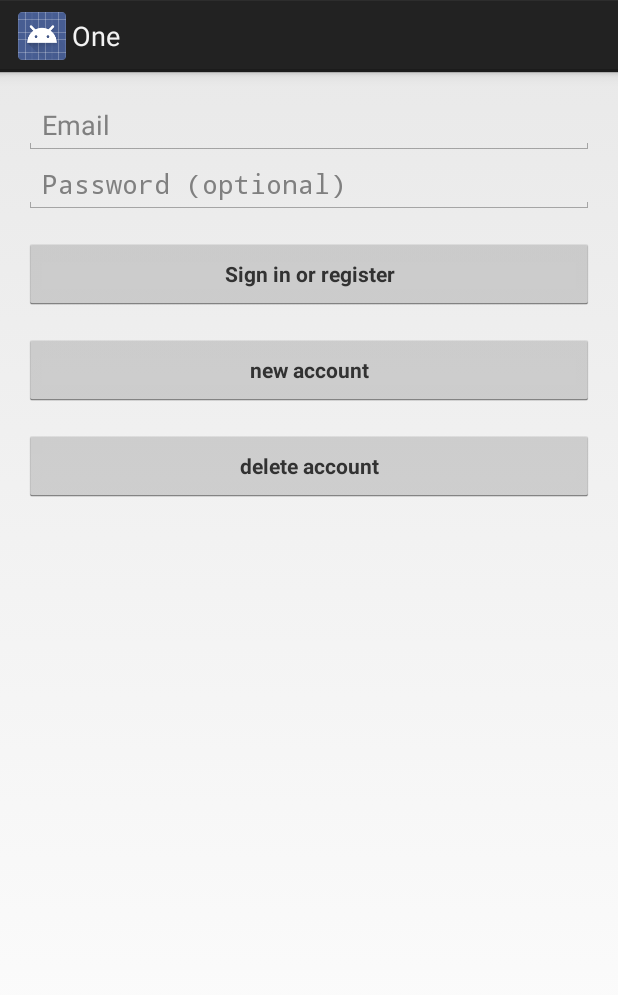
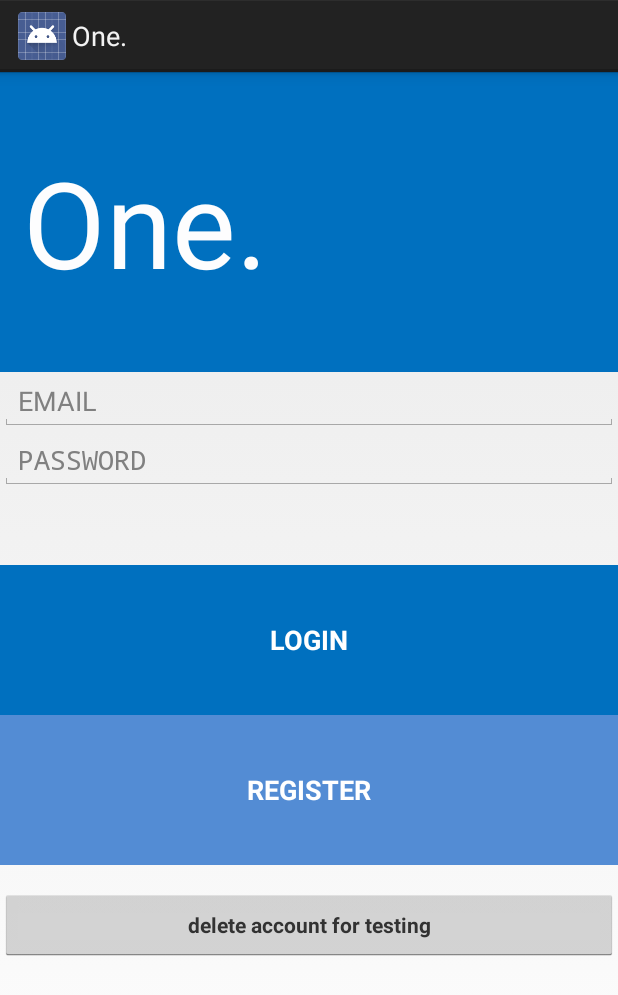
Before and after one commit to wjtran/One, an Android app: the screen it shows after launch (LoginActivity), on a phone screen of 412 x 824 dp. Shown: the top 995 px of the screen. Run offline under Robolectric (Android 15) with nearby library versions, the phone set to English and light mode, and no system bars; 2 statements that could not run were skipped.

Commit message:
UI updated

```diff
--- a/app/src/main/java/onecorporation/one/LoginActivity.java
+++ b/app/src/main/java/onecorporation/one/LoginActivity.java
@@ -79,7 +79,7 @@ public class LoginActivity extends Activity implements LoaderCallbacks<Cursor>{
             }
         });
 
-        Button mEmailSignInButton = (Button) findViewById(R.id.email_sign_in_button);
+        Button mEmailSignInButton = (Button) findViewById(R.id.login_button);
         mEmailSignInButton.setOnClickListener(new OnClickListener() {
             @Override
             public void onClick(View view) {
@@ -87,7 +87,7 @@ public class LoginActivity extends Activity implements LoaderCallbacks<Cursor>{
             }
         });
 
-        Button newAccountButton = (Button) findViewById(R.id.new_account_button);
+        Button newAccountButton = (Button) findViewById(R.id.register_button);
         newAccountButton.setOnClickListener(new OnClickListener() {
             @Override
             public void onClick(View view) {
@@ -95,7 +95,16 @@ public class LoginActivity extends Activity implements LoaderCallbacks<Cursor>{
             }
         });
 
-        mLoginFormView = findViewById(R.id.login_form);
+        Button deleteButton = (Button) findViewById(R.id.delete_account);
+        deleteButton.setOnClickListener(new OnClickListener() {
+            @Override
+            public void onClick(View view) {
+                deleteAccount();
+            }
+        });
+
+
+        mLoginFormView = findViewById(R.id.email_login_form);
         mProgressView = findViewById(R.id.login_progress);
     }
 
@@ -191,9 +200,9 @@ public class LoginActivity extends Activity implements LoaderCallbacks<Cursor>{
         boolean access = loginModel.delete(username);
 
         if (access) {
-            //TODO toast user
+            Toast.makeText(getApplicationContext(), "Deleting " + username + " successful!", Toast.LENGTH_SHORT).show();
         } else {
-            //TODO toast user
+            Toast.makeText(getApplicationContext(), "Error in deleting " + username, Toast.LENGTH_SHORT).show();
         }
     }
 
--- a/app/src/main/res/layout/activity_login.xml
+++ b/app/src/main/res/layout/activity_login.xml
@@ -1,13 +1,9 @@
 <LinearLayout xmlns:android="http://schemas.android.com/apk/res/android"
     xmlns:tools="http://schemas.android.com/tools"
-    android:layout_width="match_parent"
+    android:layout_width="fill_parent"
     android:layout_height="match_parent"
     android:gravity="center_horizontal"
     android:orientation="vertical"
-    android:paddingBottom="@dimen/activity_vertical_margin"
-    android:paddingLeft="@dimen/activity_horizontal_margin"
-    android:paddingRight="@dimen/activity_horizontal_margin"
-    android:paddingTop="@dimen/activity_vertical_margin"
     tools:context=".LoginActivity">
 
     <!-- Login progress -->
@@ -19,56 +15,73 @@
         android:layout_marginBottom="8dp"
         android:visibility="gone"/>
 
-    <ScrollView
-        android:id="@+id/login_form"
-        android:layout_width="match_parent"
-        android:layout_height="match_parent"
-        >
+    <LinearLayout
+        android:id="@+id/email_login_form"
+        android:layout_width="fill_parent"
+        android:layout_height="wrap_content"
+        android:orientation="vertical">
+
 
         <LinearLayout
-                android:id="@+id/email_login_form"
+            android:orientation="vertical"
             android:layout_width="match_parent"
-                android:layout_height="wrap_content"
-                android:orientation="vertical">
+            android:layout_height="match_parent">
+
+            <TextView
+                android:id="@+id/logo"
+                android:layout_width="match_parent"
+                android:layout_height="200dp"
+                android:gravity="center_vertical"
+                android:text="@string/app_name"
+                android:paddingLeft="15dp"
+                android:textColor="#fffdfdfe"
+                android:background="#ff0070bf"
+                android:textSize="80sp" />
+
+        </LinearLayout>
 
         <AutoCompleteTextView
             android:id="@+id/email"
             android:layout_width="match_parent"
             android:layout_height="wrap_content"
-                    android:hint="@string/prompt_email"
+            android:hint="@string/email"
             android:inputType="textEmailAddress"
             android:maxLines="1"
-                    android:singleLine="true"/>
+            android:singleLine="true" />
 
         <EditText
             android:id="@+id/password"
             android:layout_width="match_parent"
             android:layout_height="wrap_content"
-                    android:hint="@string/prompt_password"
+            android:hint="@string/password"
             android:imeActionId="@+id/login"
             android:imeActionLabel="@string/action_sign_in_short"
             android:imeOptions="actionUnspecified"
             android:inputType="textPassword"
             android:maxLines="1"
-                    android:singleLine="true"/>
+            android:singleLine="true" />
+
+        <Space
+            android:layout_width="fill_parent"
+            android:layout_height="50dp" />
 
         <Button
-                    android:id="@+id/email_sign_in_button"
-                    style="?android:textAppearanceSmall"
+            android:id="@+id/login_button"
             android:layout_width="match_parent"
-                    android:layout_height="wrap_content"
-                    android:layout_marginTop="16dp"
-                    android:text="@string/action_sign_in"
-                    android:textStyle="bold"/>
+            android:layout_height="100dp"
+            android:text="@string/login"
+            android:textStyle="bold"
+            android:background="#ff0070bf"
+            android:textColor="#ffffffff" />
 
         <Button
-                    android:id="@+id/new_account_button"
-                    style="?android:textAppearanceSmall"
+            android:id="@+id/register_button"
             android:layout_width="match_parent"
-                    android:layout_height="wrap_content"
-                    android:layout_marginTop="16dp"
-                    android:text="new account"
-                    android:textStyle="bold"/>
+            android:layout_height="100dp"
+            android:text="@string/register"
+            android:textStyle="bold"
+            android:background="#ff538cd4"
+            android:textColor="#ffffffff" />
 
         <Button
             android:id="@+id/delete_account"
@@ -76,11 +89,9 @@
             android:layout_width="match_parent"
             android:layout_height="wrap_content"
             android:layout_marginTop="16dp"
-                    android:text="delete account"
+            android:text="delete account for testing"
             android:textStyle="bold"
             android:clickable="true" />
 
     </LinearLayout>
-    </ScrollView>
-
 </LinearLayout>
--- a/app/src/main/res/values/strings.xml
+++ b/app/src/main/res/values/strings.xml
@@ -1,9 +1,13 @@
 <?xml version="1.0" encoding="utf-8"?>
 <resources>
 
-    <string name="app_name">One</string>
+    <string name="app_name">One.</string>
     <string name="title_activity_main">MainActivity</string>
     <string name="hello_world">Hello world!</string>
     <string name="action_settings">Settings</string>
+    <string name="password">PASSWORD</string>
+    <string name="email">EMAIL</string>
+    <string name="login">LOGIN</string>
+    <string name="register">REGISTER</string>
 
 </resources>
```
Lines whose indentation alone changed are shown as unchanged.
